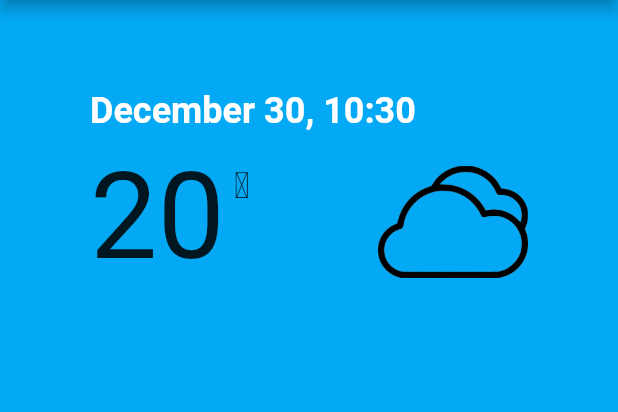
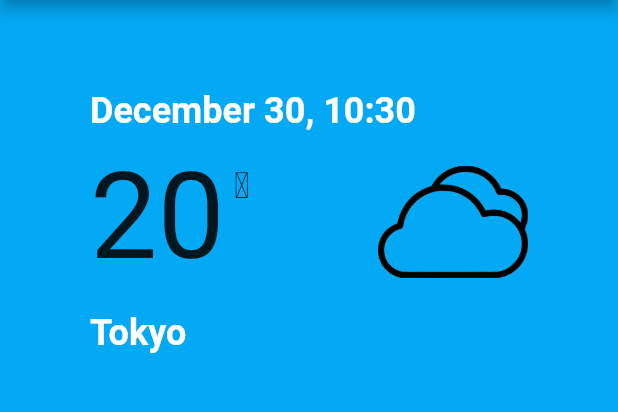
Before and after one commit to ashenmalaka/Flutter_Weather_APP, a Flutter app: the screen it shows after launch, on a phone screen of 412 x 824 dp, the part 84-496 px from its top. Run offline on Flutter 3.47's test engine with Material 2 defaults, Android fonts, the phone set to English and light mode, and no system bars.

Commit message:
Added city name

```diff
--- a/weather_app/lib/ui/Weather.dart
+++ b/weather_app/lib/ui/Weather.dart
@@ -49,11 +49,28 @@ class Weather extends StatelessWidget{
             'assets/images/cloudy.png',
             width: 100.0,
             height: 100.0,
-
+            //fit: BoxFit.cover,
           )
         ],
        )
 
+      );
+
+      Widget descriptionSection = Container(
+        child: Row(
+          mainAxisAlignment: MainAxisAlignment.spaceBetween,
+          crossAxisAlignment: CrossAxisAlignment.start,
+          children: <Widget>[
+            Text(
+              'Tokyo',
+              style: TextStyle(
+                fontSize: 24.0,
+                fontWeight: FontWeight.bold,
+                color: Colors.white
+              ),
+            )
+          ],
+        ),
       );
     return Container(
       padding: const EdgeInsets.all(60.0),
@@ -61,7 +78,8 @@ class Weather extends StatelessWidget{
         crossAxisAlignment: CrossAxisAlignment.start,
         children: <Widget>[
           dataSection,
-          tempSection
+          tempSection,
+          descriptionSection
          ],
         ),
     );
```
